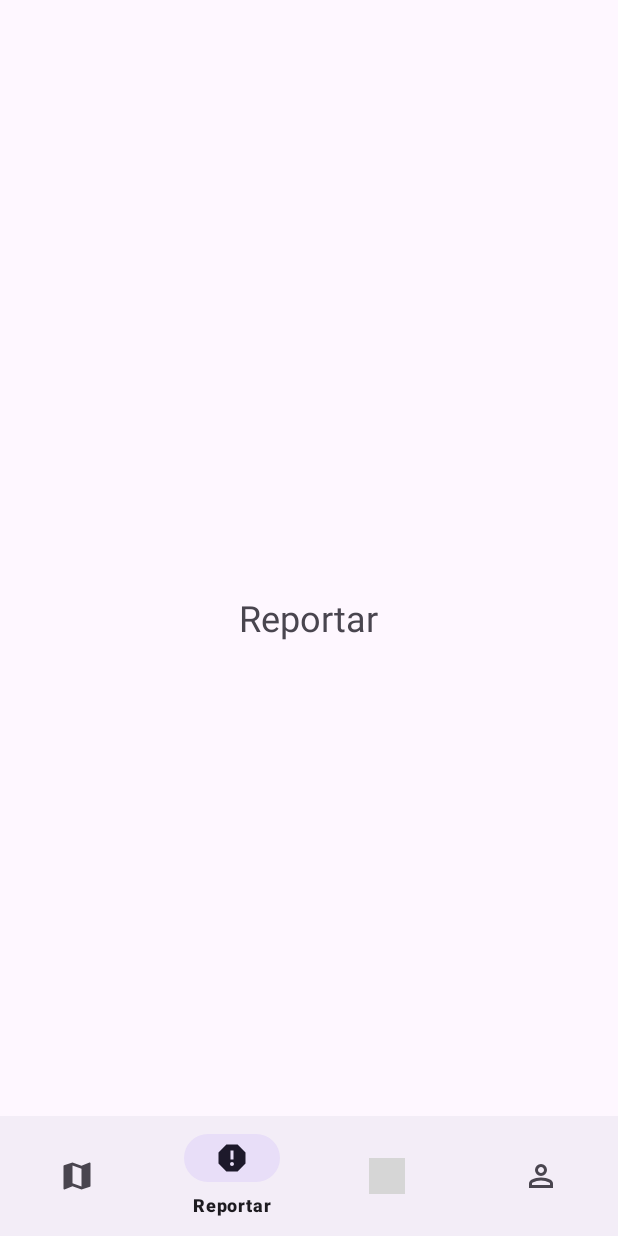
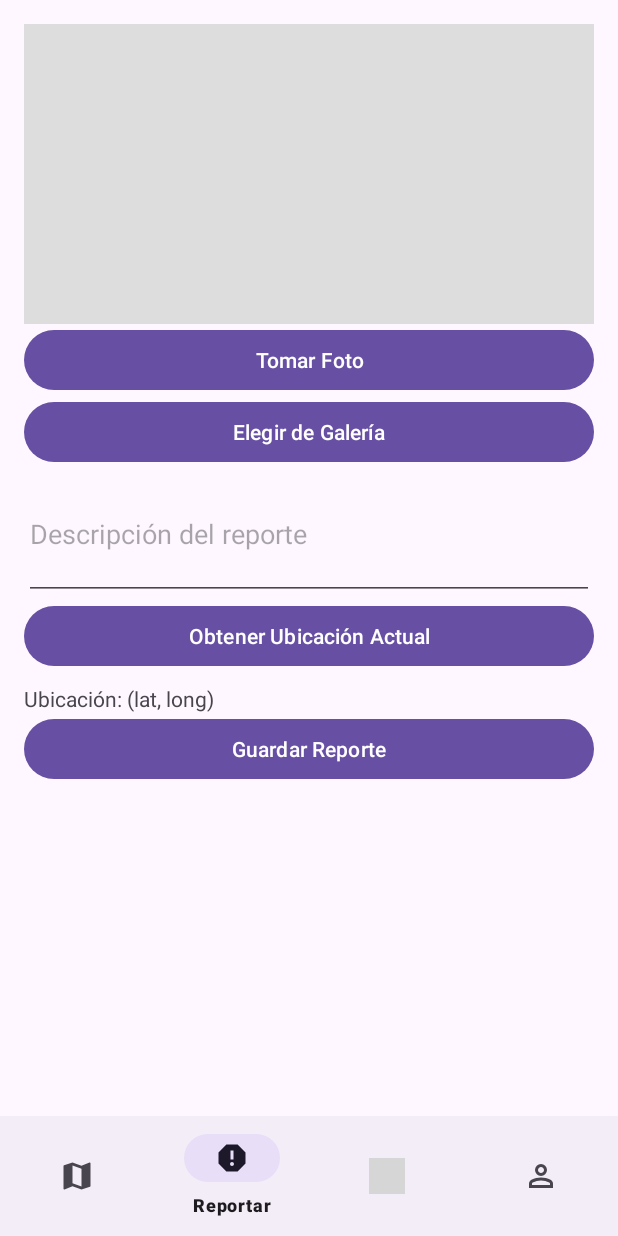
Before and after one commit to AngelMartinezAguilar0211/CatRadar, an Android app: the ReportFragment screen opened through its navigation route, on a phone screen of 412 x 824 dp. Run offline under Robolectric (Android 15) with nearby library versions, the light colour scheme and no system bars; our stand-ins replace navigation-ui; grey boxes are pictures that could not be loaded.

Commit message:
Generación de reportes

```diff
--- a/app/build.gradle.kts
+++ b/app/build.gradle.kts
@@ -44,6 +44,7 @@ dependencies {
     implementation("com.google.android.material:material:1.11.0")
     // Room
     implementation("androidx.room:room-runtime:2.6.1")
+    implementation(libs.play.services.location)
     kapt("androidx.room:room-compiler:2.6.1")
     // Viewmodel and LiveData
     implementation("androix.lifecycle:lifecycle-viewmodel-ktx:2.7.1")
--- a/app/src/main/java/com/catradar/proyectofinal/ui/fragments/ReportFragment.kt
+++ b/app/src/main/java/com/catradar/proyectofinal/ui/fragments/ReportFragment.kt
@@ -1,14 +1,95 @@
 package com.catradar.proyectofinal.ui.fragments
 
+import android.Manifest
+import android.app.Activity.RESULT_OK
+import android.content.Intent
+import android.graphics.Bitmap
+import android.location.Location
+import android.net.Uri
 import android.os.Bundle
-import android.view.LayoutInflater
-import android.view.View
-import android.view.ViewGroup
+import android.provider.MediaStore
+import android.view.*
+import android.widget.*
+import androidx.activity.result.contract.ActivityResultContracts
+import androidx.core.content.ContextCompat
 import androidx.fragment.app.Fragment
 import com.catradar.proyectofinal.R
+import com.google.android.gms.location.*
+import com.google.android.gms.location.FusedLocationProviderClient
+import com.google.android.gms.location.LocationServices
 
 class ReportFragment : Fragment() {
-    override fun onCreateView(inflater: LayoutInflater, container: ViewGroup?, savedInstanceState: Bundle?): View? {
+
+    private lateinit var imageView: ImageView
+    private lateinit var textViewLocation: TextView
+    private var imageUri: Uri? = null
+    private var latitud: Double? = null
+    private var longitud: Double? = null
+    private lateinit var fusedLocationProviderClient: FusedLocationProviderClient
+
+    private val cameraLauncher = registerForActivityResult(ActivityResultContracts.StartActivityForResult()) {
+        if (it.resultCode == RESULT_OK) {
+            val bitmap = it.data?.extras?.get("data") as Bitmap
+            imageView.setImageBitmap(bitmap)
+            imageUri = saveImageToGallery(bitmap)
+        }
+    }
+
+    private val galleryLauncher = registerForActivityResult(ActivityResultContracts.GetContent()) { uri ->
+        uri?.let {
+            imageView.setImageURI(it)
+            imageUri = it
+        }
+    }
+
+    override fun onCreateView(inflater: LayoutInflater, container: ViewGroup?, savedInstanceState: Bundle?): View {
         return inflater.inflate(R.layout.fragment_report, container, false)
     }
+
+    override fun onViewCreated(view: View, savedInstanceState: Bundle?) {
+        imageView = view.findViewById(R.id.imageViewPreview)
+        textViewLocation = view.findViewById(R.id.textViewLocation)
+        fusedLocationProviderClient = LocationServices.getFusedLocationProviderClient(requireActivity())
+
+        view.findViewById<Button>(R.id.buttonTakePhoto).setOnClickListener { openCamera() }
+        view.findViewById<Button>(R.id.buttonPickGallery).setOnClickListener { openGallery() }
+        view.findViewById<Button>(R.id.buttonGetLocation).setOnClickListener { getLocation() }
+        view.findViewById<Button>(R.id.buttonSaveReport).setOnClickListener { saveReport() }
+    }
+
+    private fun openCamera() {
+        val intent = Intent(MediaStore.ACTION_IMAGE_CAPTURE)
+        cameraLauncher.launch(intent)
+    }
+
+    private fun openGallery() {
+        galleryLauncher.launch("image/*")
+    }
+
+    private fun getLocation() {
+        if (ContextCompat.checkSelfPermission(requireContext(), Manifest.permission.ACCESS_FINE_LOCATION)
+            == android.content.pm.PackageManager.PERMISSION_GRANTED) {
+
+            fusedLocationProviderClient.lastLocation.addOnSuccessListener { location: Location? ->
+                location?.let {
+                    latitud = it.latitude
+                    longitud = it.longitude
+                    textViewLocation.text = "Ubicación: ${latitud}, ${longitud}"
+                }
+            }
+        } else {
+            requestPermissions(arrayOf(Manifest.permission.ACCESS_FINE_LOCATION), 1001)
+        }
+    }
+
+    private fun saveReport() {
+        val desc = view?.findViewById<EditText>(R.id.editTextDescription)?.text.toString()
+        Toast.makeText(requireContext(), "Guardado (simulado): $desc", Toast.LENGTH_SHORT).show()
+        // Aquí después se integrará con Firebase
+    }
+
+    private fun saveImageToGallery(bitmap: Bitmap): Uri {
+        val path = MediaStore.Images.Media.insertImage(requireActivity().contentResolver, bitmap, "ReporteGato", null)
+        return Uri.parse(path)
+    }
 }
--- a/app/src/main/res/layout/fragment_report.xml
+++ b/app/src/main/res/layout/fragment_report.xml
@@ -1,12 +1,58 @@
-<FrameLayout xmlns:android="http://schemas.android.com/apk/res/android"
+<ScrollView xmlns:android="http://schemas.android.com/apk/res/android"
     android:layout_width="match_parent"
     android:layout_height="match_parent"
-    android:gravity="center">
+    android:padding="16dp">
 
-    <TextView
-        android:text="Reportar"
-        android:textSize="24sp"
-        android:layout_gravity="center"
-        android:layout_width="wrap_content"
-        android:layout_height="wrap_content"/>
-</FrameLayout>
+    <LinearLayout
+        android:orientation="vertical"
+        android:layout_width="match_parent"
+        android:layout_height="wrap_content">
+
+        <ImageView
+            android:id="@+id/imageViewPreview"
+            android:layout_width="match_parent"
+            android:layout_height="200dp"
+            android:scaleType="centerCrop"
+            android:background="#DDD"
+            android:contentDescription="Preview de imagen"/>
+
+        <Button
+            android:id="@+id/buttonTakePhoto"
+            android:layout_width="match_parent"
+            android:layout_height="wrap_content"
+            android:text="Tomar Foto"/>
+
+        <Button
+            android:id="@+id/buttonPickGallery"
+            android:layout_width="match_parent"
+            android:layout_height="wrap_content"
+            android:text="Elegir de Galería"/>
+
+        <EditText
+            android:id="@+id/editTextDescription"
+            android:layout_width="match_parent"
+            android:layout_height="wrap_content"
+            android:hint="Descripción del reporte"
+            android:inputType="textMultiLine"
+            android:minLines="3"/>
+
+        <Button
+            android:id="@+id/buttonGetLocation"
+            android:layout_width="match_parent"
+            android:layout_height="wrap_content"
+            android:text="Obtener Ubicación Actual"/>
+
+        <TextView
+            android:id="@+id/textViewLocation"
+            android:layout_width="match_parent"
+            android:layout_height="wrap_content"
+            android:text="Ubicación: (lat, long)"
+            android:paddingTop="8dp"/>
+
+        <Button
+            android:id="@+id/buttonSaveReport"
+            android:layout_width="match_parent"
+            android:layout_height="wrap_content"
+            android:text="Guardar Reporte"/>
+    </LinearLayout>
+</ScrollView>
--- a/gradle/libs.versions.toml
+++ b/gradle/libs.versions.toml
@@ -9,6 +9,7 @@ appcompat = "1.6.1"
 material = "1.10.0"
 activity = "1.8.0"
 constraintlayout = "2.1.4"
+playServicesLocation = "21.3.0"
 
 [libraries]
 androidx-core-ktx = { group = "androidx.core", name = "core-ktx", version.ref = "coreKtx" }
@@ -19,6 +20,7 @@ androidx-appcompat = { group = "androidx.appcompat", name = "appcompat", version
 material = { group = "com.google.android.material", name = "material", version.ref = "material" }
 androidx-activity = { group = "androidx.activity", name = "activity", version.ref = "activity" }
 androidx-constraintlayout = { group = "androidx.constraintlayout", name = "constraintlayout", version.ref = "constraintlayout" }
+play-services-location = { group = "com.google.android.gms", name = "play-services-location", version.ref = "playServicesLocation" }
 
 [plugins]
 android-application = { id = "com.android.application", version.ref = "agp" }
```
Also changed, not shown: app/src/main/AndroidManifest.xml (+10 -0 lines).
